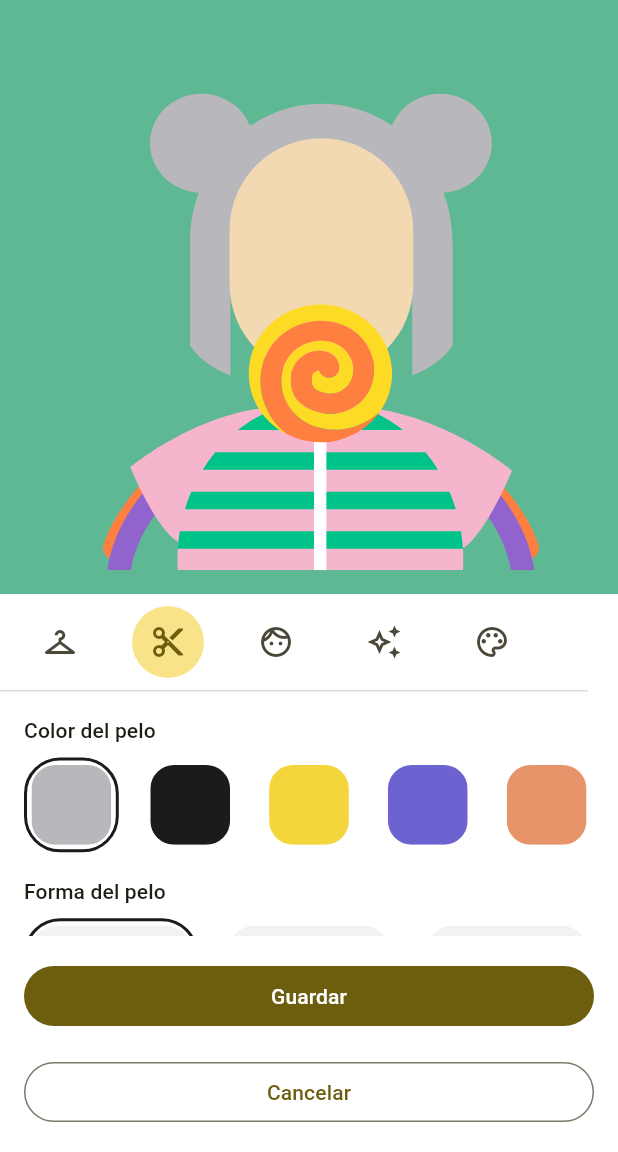
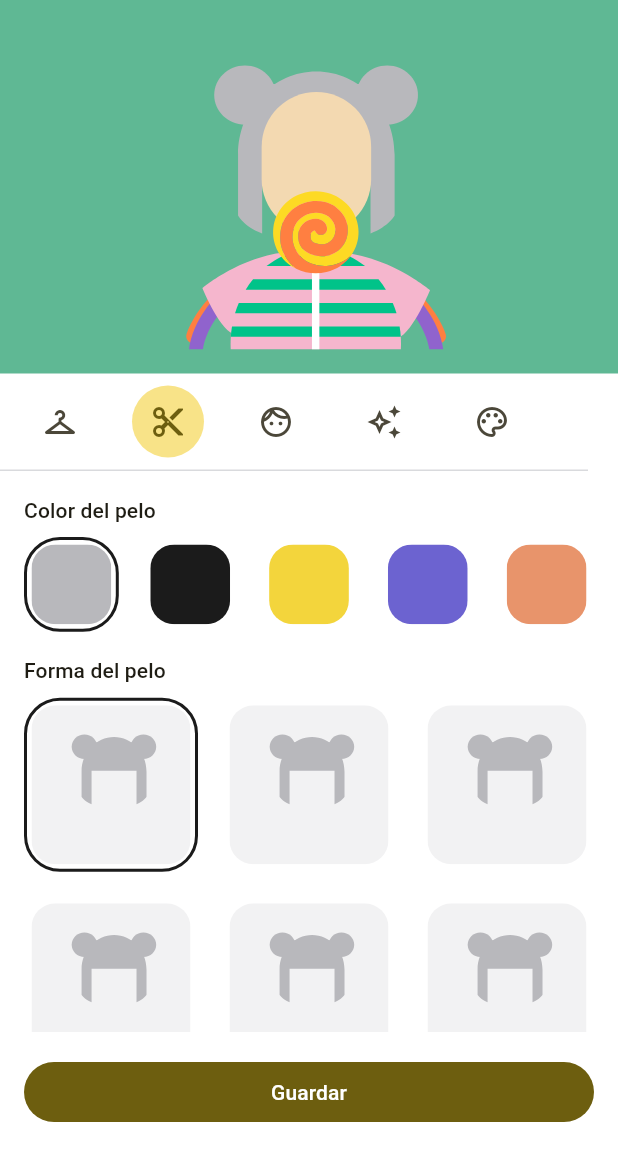
Before and after one commit to dacolora/avatar_flutter, a Flutter app: the AvatarCreatorScreen screen opened directly, after a tap on the "content cut" icon, on a phone screen of 412 x 824 dp, the part 84-1236 px from its top. Run offline on Flutter 3.47's test engine with Material 3 defaults, Android fonts, the phone set to English and light mode, and no system bars; our stand-ins replace equatable, flutter_svg, shared_preferences; accounts and stored records are empty.

Commit message:
Quitar el botón Cancelar del footer y fijar el alto del preview a 249
El footer ahora solo tiene el botón "Guardar"; cancelar se hace desde
el botón de volver del header. Se eliminan los campos
secondaryButtonEnabled y cancelButtonText de AvatarCreatorConfig, que
ya no tienen ningún efecto sin ese botón.

AvatarPreview pasa de ser cuadrado (AspectRatio 1:1) a tener una
altura fija de 249, con ancho completo.

```diff
--- a/lib/src/avatar_creator_screen.dart
+++ b/lib/src/avatar_creator_screen.dart
@@ -181,9 +181,10 @@ class _AvatarCreatorScreenState extends State<AvatarCreatorScreen> {
     }
   }
 
-  /// Maneja el toque del botón "Cancelar" (o del botón de volver del
-  /// header). Según las reglas de uso de la especificación, cancelar
-  /// descarta cualquier cambio hecho durante esta sesión: como el
+  /// Maneja el toque del botón de volver del header (única forma de
+  /// cancelar; el footer solo tiene el botón "Guardar"). Según las reglas de
+  /// uso de la especificación, cancelar descarta cualquier cambio hecho
+  /// durante esta sesión: como el
   /// controlador (y su selección en memoria) se destruye junto con esta
   /// pantalla en [dispose], no hace falta "revertir" nada manualmente —
   /// simplemente nunca se llega a llamar a
@@ -321,34 +322,19 @@ class _AvatarCreatorScreenState extends State<AvatarCreatorScreen> {
             // como último elemento dentro del `body`) precisamente para que
             // quede siempre fijo en la parte inferior de la pantalla, fuera
             // del área que hace scroll, tal como lo pide la especificación
-            // (#9 Footer siempre visible).
+            // (#9 Footer siempre visible). Solo tiene el botón "Guardar" —
+            // cancelar se hace desde el botón de volver del header (ver
+            // [_handleCancel]).
             bottomNavigationBar: SafeArea(
               top: false,
               child: Padding(
                 padding: const EdgeInsets.all(16),
-                child: Column(
-                  mainAxisSize: MainAxisSize.min,
-                  children: [
-                    SizedBox(
-                      width: double.infinity,
-                      child: FilledButton(
-                        onPressed: controller.isSaving
-                            ? null
-                            : () => _handleSave(controller),
-                        child: Text(widget.config.saveButtonText),
-                      ),
-                    ),
-                    if (widget.config.secondaryButtonEnabled) ...[
-                      const SizedBox(height: 16),
-                      SizedBox(
-                        width: double.infinity,
-                        child: OutlinedButton(
-                          onPressed: _handleCancel,
-                          child: Text(widget.config.cancelButtonText),
-                        ),
-                      ),
-                    ],
-                  ],
+                child: SizedBox(
+                  width: double.infinity,
+                  child: FilledButton(
+                    onPressed: controller.isSaving ? null : () => _handleSave(controller),
+                    child: Text(widget.config.saveButtonText),
+                  ),
                 ),
               ),
             ),
--- a/lib/src/models/avatar_creator_config.dart
+++ b/lib/src/models/avatar_creator_config.dart
@@ -34,8 +34,6 @@ class AvatarCreatorConfig {
     this.title = 'Crear avatar',
     this.backButtonLabel = '',
     this.saveButtonText = 'Guardar',
-    this.cancelButtonText = 'Cancelar',
-    this.secondaryButtonEnabled = true,
     this.onView,
     this.onSave,
     this.onSaveSuccess,
@@ -96,19 +94,10 @@ class AvatarCreatorConfig {
   /// la barra superior.
   final String backButtonLabel;
 
-  /// Texto del botón principal del pie de pantalla ("Guardar" por defecto).
+  /// Texto del único botón del pie de pantalla ("Guardar" por defecto). El
+  /// footer ya no tiene un botón "Cancelar" propio — cancelar se hace desde
+  /// el botón de volver del header (ver [onCancel]).
   final String saveButtonText;
-
-  /// Texto del botón secundario del pie de pantalla ("Cancelar" por
-  /// defecto). Solo se usa si [secondaryButtonEnabled] es `true`.
-  final String cancelButtonText;
-
-  /// Si es `false`, el botón secundario ("Cancelar") del pie de pantalla no
-  /// se muestra en absoluto — solo queda el botón principal ("Guardar").
-  /// Útil, por ejemplo, en flujos donde el canal quiere forzar a que el
-  /// usuario complete la creación del avatar y no pueda simplemente
-  /// cancelar.
-  final bool secondaryButtonEnabled;
 
   /// ### Callbacks: el punto de extensión principal de la librería
   ///
--- a/lib/src/widgets/avatar_preview.dart
+++ b/lib/src/widgets/avatar_preview.dart
@@ -8,11 +8,14 @@ import '../controllers/avatar_creator_scope.dart';
 /// y se actualiza en tiempo real cada vez que el usuario cambia una
 /// selección.
 ///
-/// El preview es siempre cuadrado (relación de aspecto 1:1) y su contenido
-/// se escala de forma proporcional y centrada, sin recortarse, tal como pide
-/// la especificación de diseño.
+/// El preview tiene una altura fija ([_height]) y ancho completo; su
+/// contenido se escala de forma proporcional y centrada, sin recortarse
+/// (`BoxFit.contain` en cada capa), tal como pide la especificación de
+/// diseño.
 class AvatarPreview extends StatelessWidget {
   const AvatarPreview({super.key});
+
+  static const double _height = 249;
 
   @override
   Widget build(BuildContext context) {
@@ -31,6 +34,7 @@ class AvatarPreview extends StatelessWidget {
       // un fundido suave en vez de un cambio instantáneo.
       duration: const Duration(milliseconds: 150),
       width: double.infinity,
+      height: _height,
       color: controller.backgroundColor,
       padding: const EdgeInsets.symmetric(
         horizontal: 24,
@@ -46,12 +50,10 @@ class AvatarPreview extends StatelessWidget {
       // pintado en una imagen PNG.
       child: RepaintBoundary(
         key: controller.previewBoundaryKey,
-        child: AspectRatio(
-          aspectRatio: 1,
-          // `Stack` dibuja a todos sus hijos unos encima de otros, en el
-          // mismo espacio, en el orden en que aparecen en la lista `children`
-          // (el primero queda más al fondo, el último más arriba). Aquí cada
-          // hijo es una capa SVG seleccionada, y el orden viene dado por
+        // `Stack` dibuja a todos sus hijos unos encima de otros, en el mismo
+        // espacio, en el orden en que aparecen en la lista `children` (el
+        // primero queda más al fondo, el último más arriba). Aquí cada hijo
+        // es una capa SVG seleccionada, y el orden viene dado por
         // `controller.previewLayers`, que a su vez respeta el orden del
         // catálogo (ver [AvatarLayerCategory] y
         // [AvatarCreatorController.previewLayers]).
@@ -61,19 +63,19 @@ class AvatarPreview extends StatelessWidget {
             for (final layer in controller.previewLayers)
               SvgPicture.asset(
                 layer.assetPath,
-                  // `package: 'avatar_flutter'` le dice a `flutter_svg` que
-                  // el asset vive dentro de este paquete (en su propia
-                  // carpeta `assets/`), no en la app que lo consume. Es
-                  // necesario porque los assets declarados en el
-                  // `pubspec.yaml` de un paquete no son automáticamente
-                  // visibles para la app anfitriona salvo que se indique
-                  // explícitamente de qué paquete vienen.
+                // `package: 'avatar_flutter'` le dice a `flutter_svg` que el
+                // asset vive dentro de este paquete (en su propia carpeta
+                // `assets/`), no en la app que lo consume. Es necesario
+                // porque los assets declarados en el `pubspec.yaml` de un
+                // paquete no son automáticamente visibles para la app
+                // anfitriona salvo que se indique explícitamente de qué
+                // paquete vienen.
                 package: 'avatar_flutter',
                 fit: BoxFit.contain,
                 // Si la categoría de esta capa tiene una fila de color
-                  // (Cabello, Rostro), `layer.tint` trae el color elegido y
-                  // el `ColorFilter` repinta el SVG completo con ese color —
-                  // la misma técnica que usan las miniaturas de
+                // (Cabello, Rostro), `layer.tint` trae el color elegido y el
+                // `ColorFilter` repinta el SVG completo con ese color — la
+                // misma técnica que usan las miniaturas de
                 // [AvatarOptionGrid] (ver [AvatarSelectableThumbnail.tint]).
                 colorFilter: layer.tint != null
                     ? ColorFilter.mode(layer.tint!, BlendMode.srcIn)
@@ -82,7 +84,6 @@ class AvatarPreview extends StatelessWidget {
           ],
         ),
       ),
-      ),
     );
   }
 }
```
Also changed, not shown: 1 other file. Lines whose indentation alone changed are shown as unchanged.
